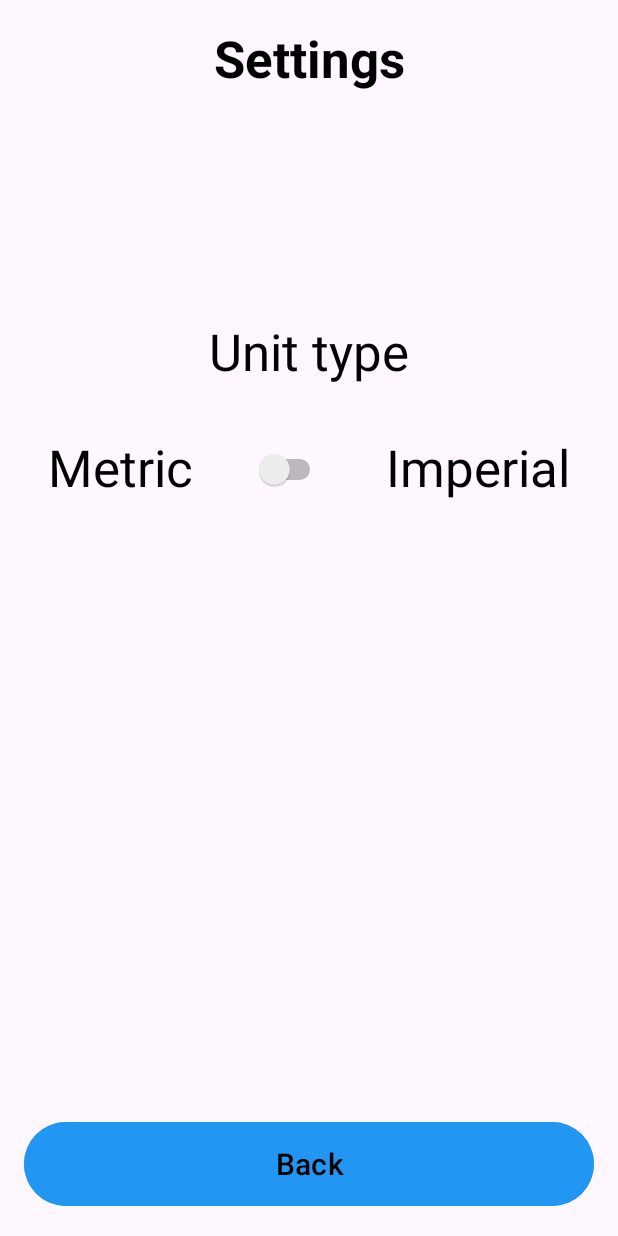
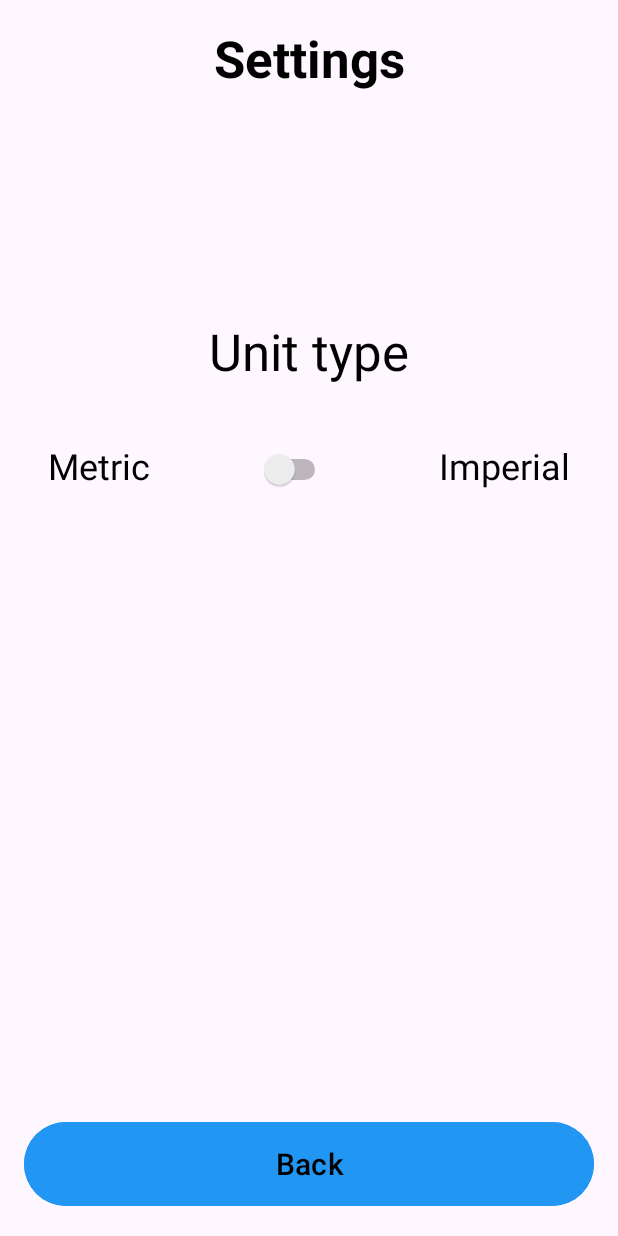
Before and after one commit to TyostoKarry/weatherApp, an Android app: the SettingsActivity screen opened directly, with no data from a screen before it, on a phone screen of 412 x 824 dp. Run offline under Robolectric (Android 15) with nearby library versions, the phone set to English and light mode, and no system bars.

Commit message:
Added error image for api calls and minor visual tweaking

```diff
--- a/app/src/main/java/com/example/weatherapp/MainActivity.java
+++ b/app/src/main/java/com/example/weatherapp/MainActivity.java
@@ -130,6 +130,9 @@
                     TextView cityNameTextView = findViewById(R.id.cityNameTextView);
                     String apiError = getResources().getString(R.string.api_error);
                     cityNameTextView.setText(apiError);
+                    // Asetetaan ruudulle virhe kuvake
+                    ImageView weatherStateImageView = findViewById(R.id.weatherStateImageView);
+                    weatherStateImageView.setImageResource(R.drawable.error_image);
                 });
         // Lähetetään request Volleyllä == lisätään request requestqueueen
         Volley.newRequestQueue(this).add(request);
@@ -153,6 +156,7 @@
             // Ladataan sää kuvake näytölle
             Picasso.get()
                     .load(weatherStateImageUrl)
+                    .error(R.drawable.error_image)
                     .into(weatherStateImageView);
 
             // Päivitetään säätiedot näytölle
--- a/app/src/main/res/layout/activity_settings.xml
+++ b/app/src/main/res/layout/activity_settings.xml
@@ -65,10 +65,10 @@
         android:layout_width="wrap_content"
         android:layout_height="wrap_content"
         android:layout_marginStart="32dp"
-        android:layout_marginTop="32dp"
+        android:layout_marginTop="37dp"
         android:text="@string/metric"
         android:textColor="@color/black"
-        android:textSize="34sp"
+        android:textSize="24sp"
         app:layout_constraintStart_toStartOf="parent"
         app:layout_constraintTop_toBottomOf="@+id/unitTextView" />
 
@@ -76,11 +76,11 @@
         android:id="@+id/imperialTextView"
         android:layout_width="wrap_content"
         android:layout_height="wrap_content"
-        android:layout_marginTop="32dp"
+        android:layout_marginTop="37dp"
         android:layout_marginEnd="32dp"
         android:text="@string/imperial"
         android:textColor="@color/black"
-        android:textSize="34sp"
+        android:textSize="24sp"
         app:layout_constraintEnd_toEndOf="parent"
         app:layout_constraintTop_toBottomOf="@+id/unitTextView" />
 </androidx.constraintlayout.widget.ConstraintLayout>
--- a/app/src/main/res/values/themes.xml
+++ b/app/src/main/res/values/themes.xml
@@ -3,7 +3,7 @@
     <style name="Base.Theme.WeatherApp" parent="Theme.Material3.DayNight.NoActionBar">
         <!-- Customize your light theme here. -->
         <!-- <item name="colorPrimary">@color/my_light_primary</item> -->
-        <item name="android:statusBarColor">@color/buttonColor</item>
+        <item name="android:statusBarColor">@color/black</item>
     </style>
 
     <style name="Theme.WeatherApp" parent="Base.Theme.WeatherApp" />
```
Also changed, not shown: app/src/main/res/layout/activity_main.xml (+4 -3 lines), app/src/main/res/drawable/error_image.png (added).
